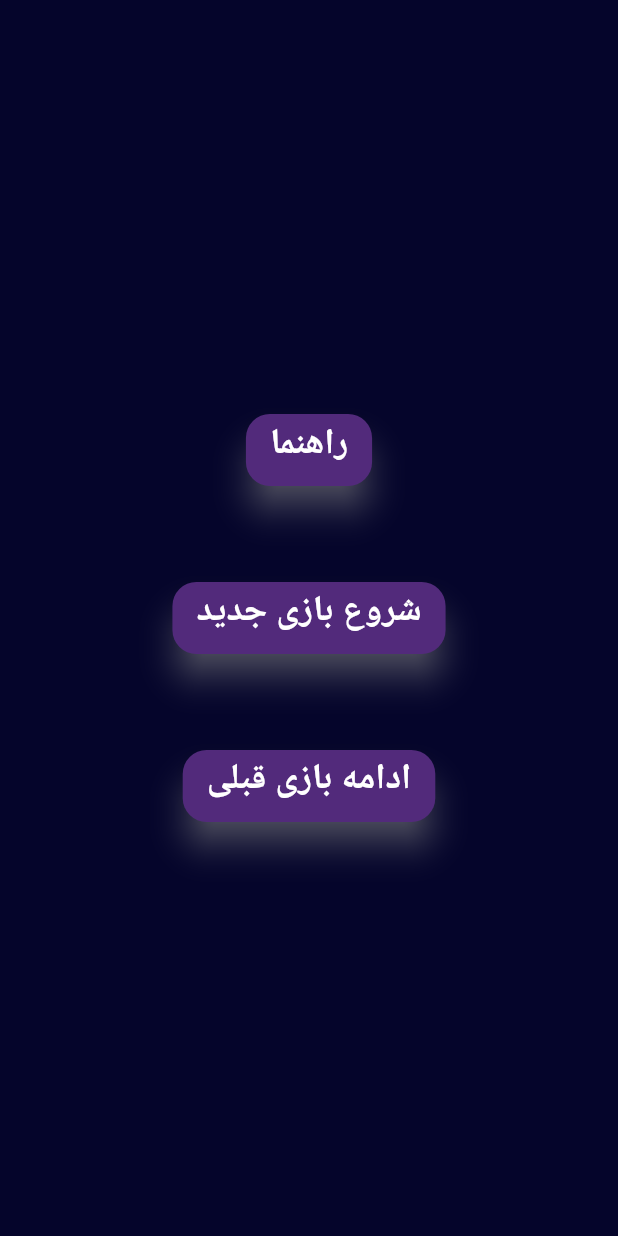
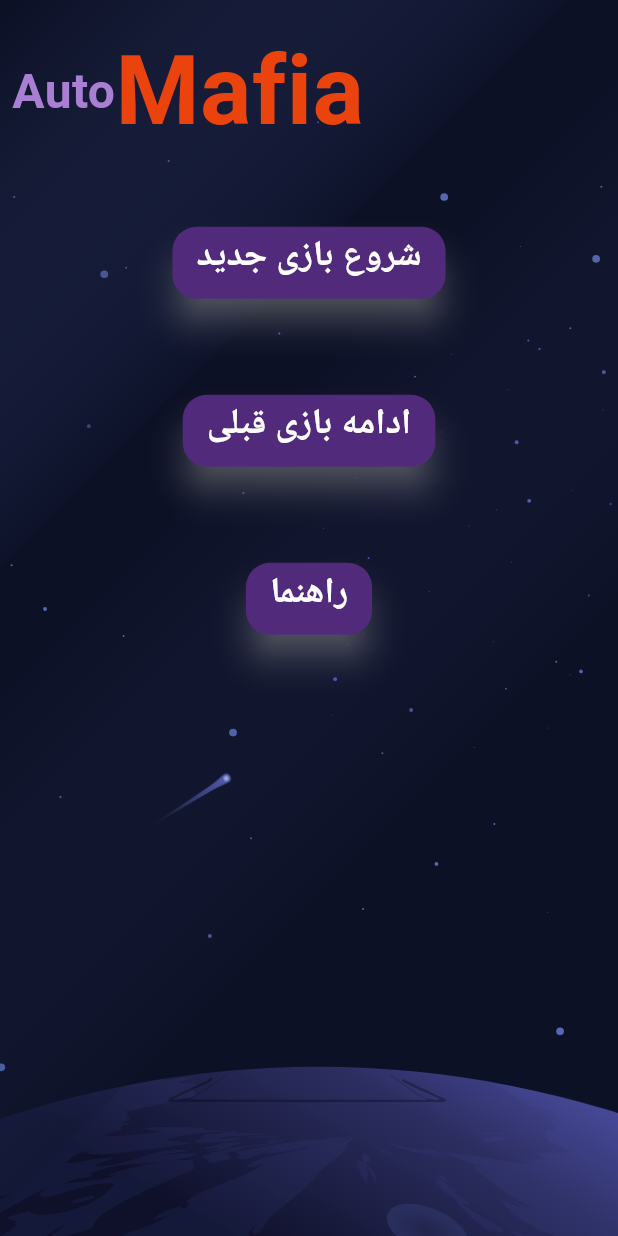
Before and after one commit to behzadayubifar/big_auto_mafia, a Flutter app: the HomePage screen opened directly with empty values, on a phone screen of 412 x 824 dp. Run offline on Flutter 3.47's test engine with Material 3 defaults, Android fonts, the phone set to English and light mode, and no system bars; drawn by our look-alikes of animated_text_kit, lottie; our stand-ins replace awesome_dialog, circular_countdown_timer, expandable, flutter_animate, flutter_hooks, flutter_riverpod and 10 more; missing offline and left inert: dart:ffi, page_flip_builder; accounts and stored records are empty; generated files the repository leaves out were written again; Roboto replaces fonts that are missing (Lemonada); project files that could hold a hidden picture were left out.

```diff
--- a/lib/constants/my_strings.dart
+++ b/lib/constants/my_strings.dart
@@ -125,4 +125,8 @@ class MyStrings {
   static const String handCuff = 'handCuff';
   static const String silenceOfSheep = 'silenceOfSheep';
   static const String roleReveal = 'roleReveal';
+
+  // dialogs
+  static const String areYouShureToQuitTheApp = 'شما در حال خروج از بازی هستید';
+  static const String exitFromApp = 'خروج از بازی';
 }
--- a/lib/gen/assets.gen.dart
+++ b/lib/gen/assets.gen.dart
@@ -262,11 +262,24 @@ class $AssetsLottiesGen {
   /// File path: assets/lotties/Splash-Auto_mafia.json
   String get splashAutoMafia => 'assets/lotties/Splash-Auto_mafia.json';
 
+  /// File path: assets/lotties/bg_lottie.json
+  String get bgLottie => 'assets/lotties/bg_lottie.json';
+
   /// File path: assets/lotties/celebrate.json
   String get celebrate => 'assets/lotties/celebrate.json';
 
+  /// File path: assets/lotties/mafia_dont_know_what_to_do.json
+  String get mafiaDontKnowWhatToDo =>
+      'assets/lotties/mafia_dont_know_what_to_do.json';
+
   /// List of all assets
-  List<String> get values => [politeChicky, splashAutoMafia, celebrate];
+  List<String> get values => [
+        politeChicky,
+        splashAutoMafia,
+        bgLottie,
+        celebrate,
+        mafiaDontKnowWhatToDo
+      ];
 }
 
 class $AssetsOverlaysGen {
--- a/lib/lotties_assets.dart
+++ b/lib/lotties_assets.dart
@@ -7,4 +7,5 @@ class Lotties {
   static String chicken = Assets.lotties.politeChicky;
   static final splashGif = Assets.gifs.splashAutoMafia;
   static final celebrate = Assets.lotties.celebrate;
+  static final bg = Assets.lotties.bgLottie;
 }
--- a/lib/main.dart
+++ b/lib/main.dart
@@ -33,6 +33,8 @@ class MainApp extends ConsumerWidget {
     // final isar = ref.watch(isarServiceProvider.future);
 
     return MaterialApp.router(
+      // handle back button for quitting the app and showing a dialog
+
       title: 'Auto Mafia',
       /* backButtonDispatcher: RootBackButtonDispatcher(), */
       routerConfig: router,
@@ -43,6 +45,7 @@ class MainApp extends ConsumerWidget {
       localizationsDelegates: GlobalMaterialLocalizations.delegates,
       supportedLocales: <Locale>[
         Locale('fa', 'IR'),
+        Locale('en', 'US'),
       ],
       // builder: (context, child) {},
     );
--- a/lib/ui/common/buttons/floating_action_button.dart
+++ b/lib/ui/common/buttons/floating_action_button.dart
@@ -50,4 +50,11 @@ Map<String, MyFloatingActionButtonModel> floatingButtonsStashes = {
     backgroundColor: AppColors.darkerGrey,
     tooltip: 'راهنما',
   ),
+  //
+  'kick': MyFloatingActionButtonModel(
+    path: '/kick',
+    icon: CupertinoIcons.arrow_left_circle_fill,
+    backgroundColor: AppColors.darkerGrey,
+    tooltip: 'اخراج بازیکن',
+  ),
 };
--- a/lib/ui/home/home_page.dart
+++ b/lib/ui/home/home_page.dart
@@ -1,12 +1,15 @@
+import 'package:animated_text_kit/animated_text_kit.dart';
 import 'package:auto_mafia/constants/app_colors.dart';
 import 'package:auto_mafia/constants/my_text_styles.dart';
 import 'package:auto_mafia/db/isar_service.dart';
 import 'package:auto_mafia/logic/load_logics.dart';
+import 'package:auto_mafia/lotties_assets.dart';
 import 'package:auto_mafia/ui/common/buttons/my_buttons.dart';
 import 'package:auto_mafia/ui/common/loading.dart';
 import 'package:flutter/material.dart';
 import 'package:flutter_riverpod/flutter_riverpod.dart';
 import 'package:go_router/go_router.dart';
+import 'package:lottie/lottie.dart';
 
 class HomePage extends ConsumerWidget {
   HomePage({required this.isFinished, super.key});
@@ -17,25 +20,86 @@ class HomePage extends ConsumerWidget {
   //
   @override
   Widget build(BuildContext context, WidgetRef ref) {
-    print(isFinished);
+    final height = MediaQuery.of(context).size.height;
+    final width = MediaQuery.of(context).size.width;
+    //
+
     return Scaffold(
         backgroundColor: AppColors.backGround,
-        body: Center(
+        body: SafeArea(
+          child: Stack(
+            children: [
+              LottieBuilder.asset(
+                Lotties.bg,
+                height: height,
+                // width: width,
+                fit: BoxFit.cover,
+              ),
+              Center(
+                child: Padding(
+                  padding: EdgeInsets.only(top: height / 64),
                   child: Column(
-            mainAxisAlignment: MainAxisAlignment.center,
+                    mainAxisAlignment: MainAxisAlignment.start,
                     children: [
-              MyButton(
-                title: 'راهنما',
-                place: 'home',
-                onLongPress: () {
-                  context.push('/guide');
-                },
+                      Row(
+                        mainAxisAlignment: MainAxisAlignment.end,
+                        children: [
+                          AnimatedTextKit(
+                            animatedTexts: [
+                              TypewriterAnimatedText(
+                                'Mafia',
+                                textStyle: MyTextStyles.displayMedium.copyWith(
+                                  color: AppColors.secondaries[2],
+                                  fontSize: 64,
+                                  height: 1.5,
                                 ),
-              //
+                              ),
+                            ],
+                          ),
+                          AnimatedTextKit(
+                            // repeatForever: true,
+                            // totalRepeatCount: 8,
+
+                            animatedTexts: [
+                              TypewriterAnimatedText(
+                                'Auto ',
+                                textAlign: TextAlign.start,
+                                textStyle: MyTextStyles.displayMedium.copyWith(
+                                  color: AppColors.primaries[1],
+                                  fontSize: 32,
+                                  height: 1.5,
+                                ),
+                              ),
+
+                              /* Text.rich(
+                              TextSpan(
+                                text: 'Auto ',
+                                style: MyTextStyles.displayMedium.copyWith(
+                                  color: AppColors.primaries[1],
+                                  fontSize: 32,
+                                  height: 1.5,
+                                ),
+                                children: [
+                                  TextSpan(
+                                    text: 'Mafia',
+                                    style: MyTextStyles.displayMedium.copyWith(
+                                      color: AppColors.secondaries[2],
+                                      fontSize: 48,
+                                      height: 1.5,
+                                    ),
+                                  ),
+                                ],
+                              ),
+                            ), */
+                            ],
+                          ),
+                        ],
+                      ),
+
                       SizedBox(
-                height: 48,
+                        height: height / 24,
                       ),
-              //
+
                       MyButton(
                         title: 'شروع بازی جدید',
                         place: 'home',
@@ -44,6 +108,7 @@ class HomePage extends ConsumerWidget {
                         },
                       ),
                       //
+
                       if (!isFinished)
                         SizedBox(
                           height: 48,
@@ -63,6 +128,22 @@ class HomePage extends ConsumerWidget {
                             ref.read(loadingProvider.notifier).toggle();
                           },
                         ),
+                      SizedBox(
+                        height: 48,
+                      ),
+                      //
+                      MyButton(
+                        title: 'راهنما',
+                        place: 'home',
+                        onPressed: () {
+                          context.push('/guide');
+                        },
+                      ),
+                      //
+                    ],
+                  ),
+                ),
+              ),
             ],
           ),
         ));
--- a/lib/ui/home/splash_screen.dart
+++ b/lib/ui/home/splash_screen.dart
@@ -20,7 +20,7 @@ class _SplashScreenState extends ConsumerState<SplashScreen> {
     super.initState();
 
     Future.delayed(
-      Duration(milliseconds: 4800),
+      Duration(milliseconds: 4900),
       () async {
         final isar = await ref.read(isarServiceProvider.future);
         final int n = await isar.getDayNumber();
```
Lines whose indentation alone changed are shown as unchanged.
